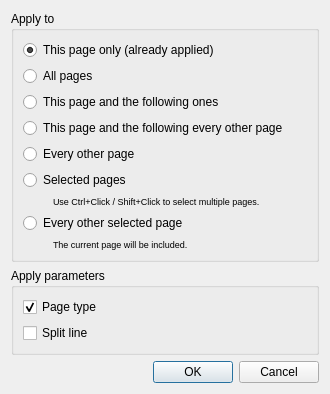
Qt form src/core/filters/page_split/SplitModeDialog.ui (2ndmax/scantailor-ocr) before a commit.
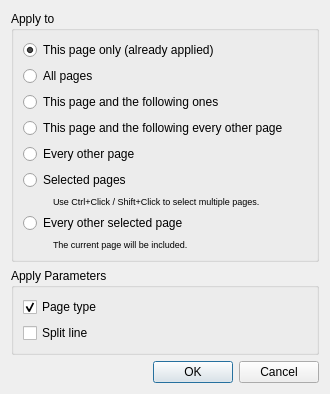
The same form after that commit.

Patch:
```diff
--- a/src/core/filters/page_split/SplitModeDialog.ui
+++ b/src/core/filters/page_split/SplitModeDialog.ui
@@ -148,7 +148,7 @@
    <item>
     <widget class="QGroupBox" name="applyPartsGroupBox">
      <property name="title">
-      <string>Apply parameters</string>
+      <string>Apply Parameters</string>
      </property>
      <layout class="QVBoxLayout" name="verticalLayout_apply_parts">
       <item>
```
